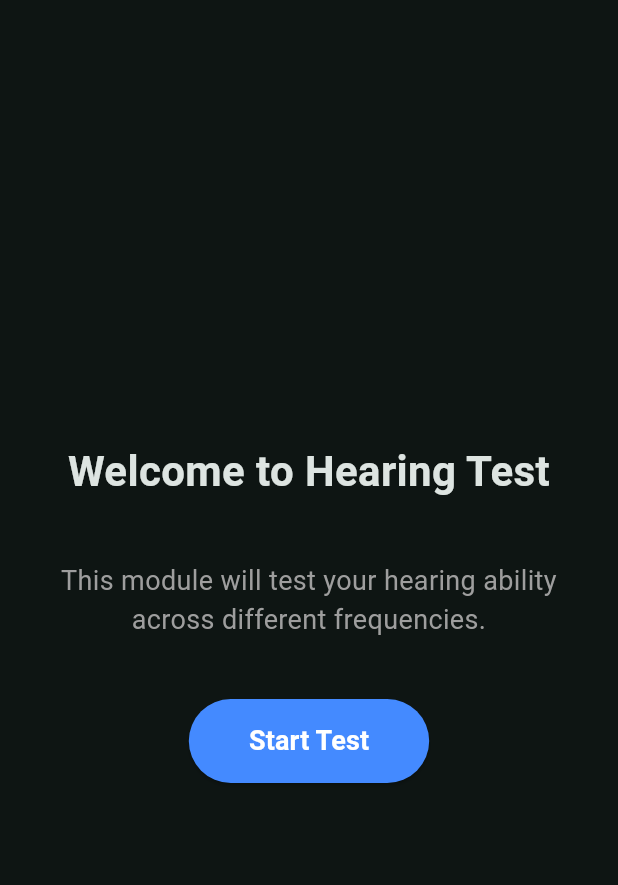
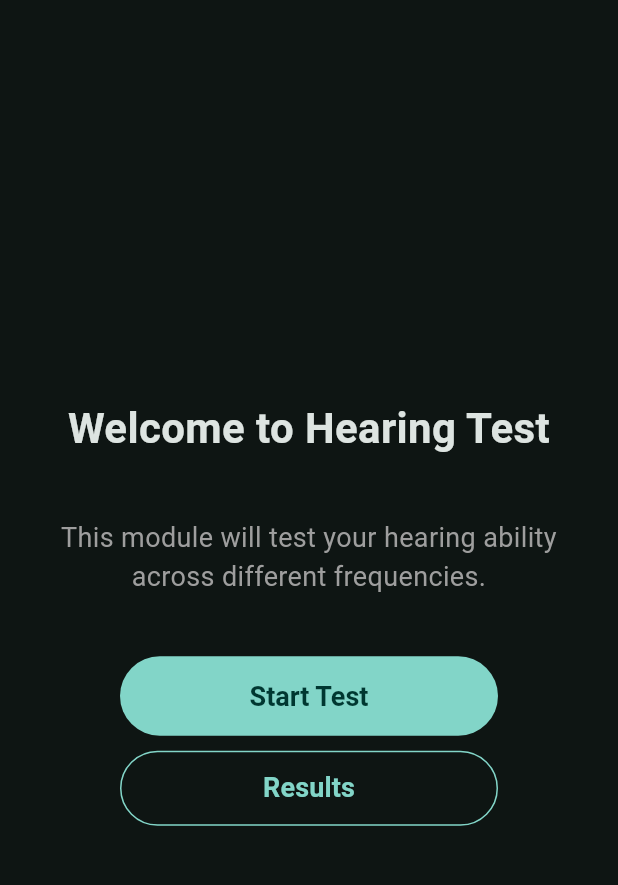
Before and after one commit to HearMate/hear-mate-app, a Flutter app: the HearingTestWelcomePage screen opened by its route, after a tap on the "dark mode" icon, on a phone screen of 412 x 824 dp, the part 63-948 px from its top. Run offline on Flutter 3.47's test engine with Material 3 defaults, Android fonts, the phone set to English and light mode, and no system bars; our stand-ins replace audioplayers, bloc, file_picker, fl_chart, flutter_bloc, fpdart and 2 more; accounts and stored records are empty; generated files the repository leaves out were written again.

Commit message:
implement data saving and first draft for history screen

```diff
--- a/lib/main.dart
+++ b/lib/main.dart
@@ -15,6 +15,7 @@ import 'package:hear_mate_app/modules/hearing_test/repositories/hearing_test_sou
 import 'package:hear_mate_app/modules/hearing_test/screens/hearing_test_page/hearing_test_page.dart';
 import 'package:hear_mate_app/modules/hearing_test/screens/hearing_test_result_page/hearing_test_result_page.dart';
 import 'package:hear_mate_app/modules/hearing_test/screens/hearing_test_welcome_page/hearing_test_welcome_page.dart';
+import 'package:hear_mate_app/modules/hearing_test/screens/hearing_test_history_results/hearing_test_history_results.dart';
 import 'package:hear_mate_app/modules/echo_parse/blocs/echo_parse_bloc.dart';
 import 'package:hear_mate_app/modules/echo_parse/repositories/echo_parse_api_repository.dart';
 import 'package:hm_locale/hm_locale.dart';
@@ -116,7 +117,8 @@ class MyApp extends StatelessWidget {
                     '/hearing_test/start': (context) => const HearingTestPage(),
                     '/hearing_test/result':
                         (context) => HearingTestResultPage(),
-
+                    '/hearing_test/history_results':
+                        (context) => HearingTestHistoryResultsPage(),
                     //? EchoParse routes
                     '/echo_parse/welcome':
                         (context) => EchoParseWelcomeScreen(),
--- a/lib/modules/hearing_test/blocs/hearing_test/hearing_test_event.dart
+++ b/lib/modules/hearing_test/blocs/hearing_test/hearing_test_event.dart
@@ -18,3 +18,5 @@ class HearingTestEndTestEarly extends HearingTestEvent {}
 class HearingTestChangeEar extends HearingTestEvent {}
 
 class HearingTestCompleted extends HearingTestEvent {}
+
+class HearingTestSaveResult extends HearingTestEvent {}
--- a/lib/modules/hearing_test/screens/hearing_test_welcome_page/hearing_test_welcome_page.dart
+++ b/lib/modules/hearing_test/screens/hearing_test_welcome_page/hearing_test_welcome_page.dart
@@ -3,6 +3,7 @@ import 'package:hear_mate_app/widgets/hm_app_bar.dart';
 import 'package:flutter_gen/gen_l10n/app_localizations.dart';
 import 'package:flutter_bloc/flutter_bloc.dart';
 import 'package:hear_mate_app/modules/hearing_test/blocs/hearing_test/hearing_test_bloc.dart';
+
 class HearingTestWelcomePage extends StatelessWidget {
   const HearingTestWelcomePage({super.key});
 
@@ -29,27 +30,32 @@ class HearingTestWelcomePage extends StatelessWidget {
             Padding(
               padding: EdgeInsets.symmetric(horizontal: 30),
               child: Text(
-                AppLocalizations.of(context)!.hearing_test_welcome_page_description,
+                AppLocalizations.of(
+                  context,
+                )!.hearing_test_welcome_page_description,
                 style: TextStyle(fontSize: 18, color: Colors.grey),
                 textAlign: TextAlign.center,
               ),
             ),
             const SizedBox(height: 40),
-            ElevatedButton(
+            FilledButton(
               onPressed: () {
                 context.read<HearingTestBloc>().add(HearingTestStartTest());
                 Navigator.pushNamed(context, '/hearing_test/start');
               },
-              style: ElevatedButton.styleFrom(
-                padding: const EdgeInsets.symmetric(
-                  horizontal: 40,
-                  vertical: 15,
-                ),
-                backgroundColor: Colors.blueAccent,
-              ),
               child: Text(
                 AppLocalizations.of(context)!.hearing_test_welcome_page_start,
-                style: TextStyle(fontSize: 18, color: Colors.white),
+              ),
+            ),
+
+            const SizedBox(height: 10),
+
+            OutlinedButton(
+              onPressed: () {
+                Navigator.pushNamed(context, '/hearing_test/history_results');
+              },
+              child: Text(
+                'Results',
               ),
             ),
           ],
```
Also changed, not shown: lib/modules/hearing_test/blocs/hearing_test/hearing_test_bloc.dart (+36 -2 lines), lib/modules/hearing_test/modules/hearing_test_result.dart (+14 -0 lines), lib/modules/hearing_test/screens/hearing_test_history_results/hearing_test_history_results.dart (added, +95 -0 lines), lib/modules/hearing_test/screens/hearing_test_result_page/hearing_test_result_page.dart (+38 -2 lines), lib/modules/hearing_test/widgets/audiogram_chart.dart (renamed from lib/modules/hearing_test/screens/hearing_test_result_page/audiogram_chart.dart).
